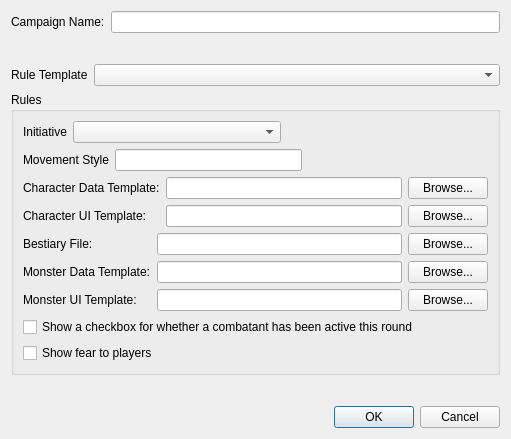
This is DMHelper/src/newcampaigndialog.ui in MMetze/DMHelper as Qt 5 draws it before an edit. The edited form follows.
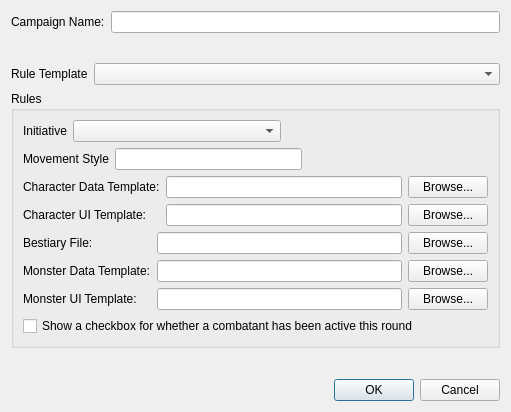
This is the edited form. Icons and pictures are not drawn.

Commit message:
Refactor overlay management and remove fear visibility option
This commit refactors overlay management by moving overlay handling from OverlayManager to the Campaign class, adds XML serialization for overlays, and updates related dialogs and UI. The 'Show fear to players' option and associated logic have been removed, and overlays are now managed directly within the campaign. Code and UI have been updated to reflect these changes, improving extensibility and maintainability.

Patch:
```diff
--- a/DMHelper/src/newcampaigndialog.ui
+++ b/DMHelper/src/newcampaigndialog.ui
@@ -7,7 +7,7 @@
     <x>0</x>
     <y>0</y>
     <width>511</width>
-    <height>439</height>
+    <height>412</height>
    </rect>
   </property>
   <property name="windowTitle">
@@ -275,17 +275,6 @@
         </property>
        </widget>
       </item>
-      <item>
-       <widget class="QCheckBox" name="chkShowFear">
-        <property name="text">
-         <string>Show fear to players</string>
-        </property>
-        <property name="icon">
-         <iconset resource="resources.qrc">
-          <normaloff>:/img/data/img/hood.png</normaloff>:/img/data/img/hood.png</iconset>
-        </property>
-       </widget>
-      </item>
      </layout>
     </widget>
    </item>
```
The commit also changes 27 other files.
